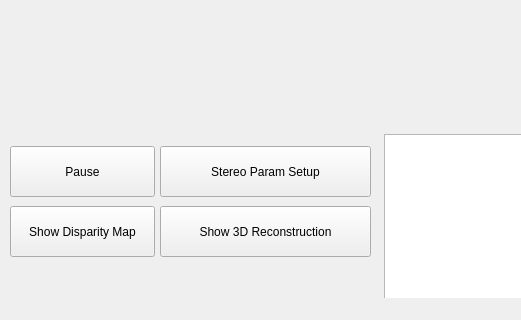
Old version of the form Qt Creator/reprojectImageTo3D_calibON_bm_GUI/mainwindow.ui in the repository nicolasrosa/StereoVision; both pictures show x 0 to 521 and y 371 to 691 of the 1292 by 691 pixel window.
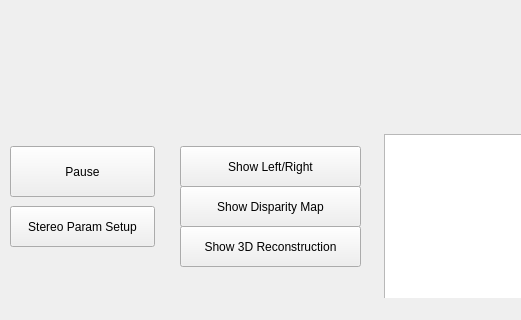
New version of the form.

```diff
--- a/Qt Creator/reprojectImageTo3D_calibON_bm_GUI/mainwindow.ui
+++ b/Qt Creator/reprojectImageTo3D_calibON_bm_GUI/mainwindow.ui
@@ -75,10 +75,10 @@
    <widget class="QPushButton" name="btnShowDisparityMap">
     <property name="geometry">
      <rect>
-      <x>10</x>
-      <y>560</y>
-      <width>145</width>
-      <height>51</height>
+      <x>180</x>
+      <y>540</y>
+      <width>181</width>
+      <height>41</height>
      </rect>
     </property>
     <property name="text">
@@ -88,10 +88,10 @@
    <widget class="QPushButton" name="btnShowStereoParamSetup">
     <property name="geometry">
      <rect>
-      <x>160</x>
-      <y>500</y>
-      <width>211</width>
-      <height>51</height>
+      <x>10</x>
+      <y>560</y>
+      <width>145</width>
+      <height>41</height>
      </rect>
     </property>
     <property name="text">
@@ -101,16 +101,29 @@
    <widget class="QPushButton" name="btnShow3DReconstruction">
     <property name="geometry">
      <rect>
-      <x>160</x>
-      <y>560</y>
-      <width>211</width>
-      <height>51</height>
+      <x>180</x>
+      <y>580</y>
+      <width>181</width>
+      <height>41</height>
      </rect>
     </property>
     <property name="text">
      <string>Show 3D Reconstruction</string>
     </property>
    </widget>
+   <widget class="QPushButton" name="btnShowInputImages">
+    <property name="geometry">
+     <rect>
+      <x>180</x>
+      <y>500</y>
+      <width>181</width>
+      <height>41</height>
+     </rect>
+    </property>
+    <property name="text">
+     <string>Show Left/Right</string>
+    </property>
+   </widget>
   </widget>
   <widget class="QMenuBar" name="menuBar">
    <property name="geometry">
```
